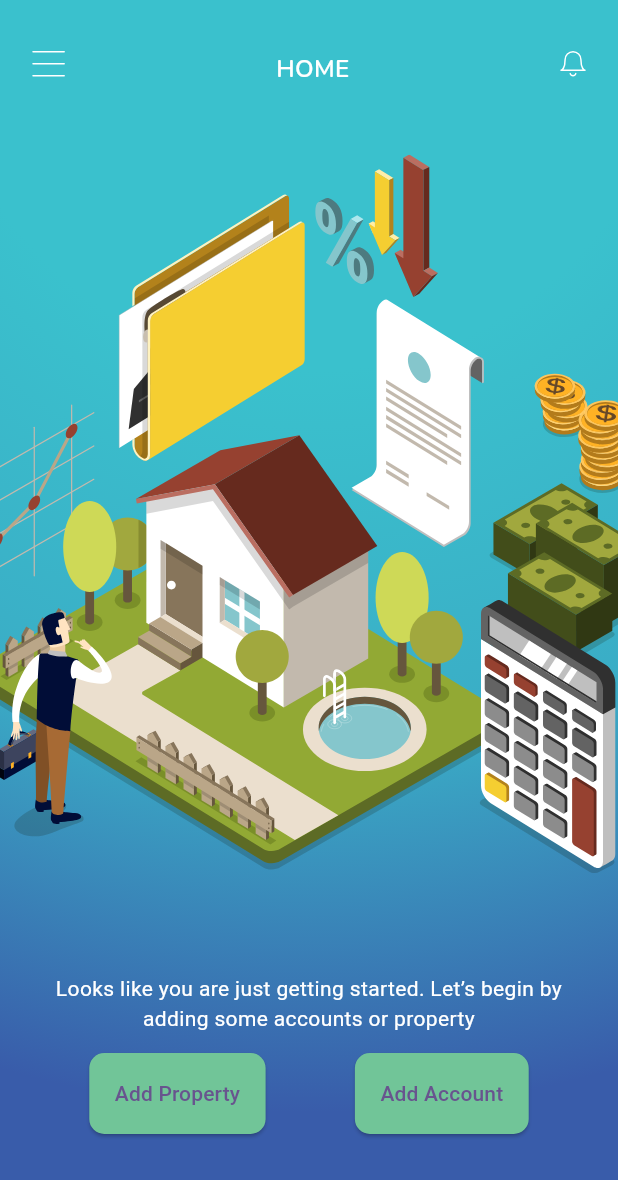
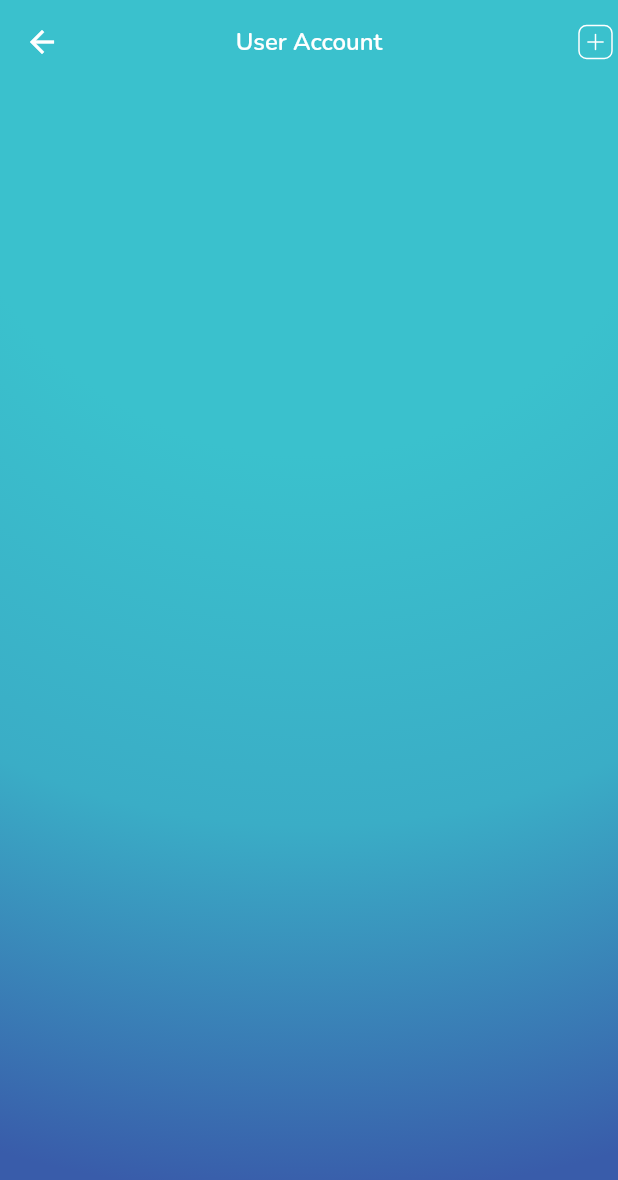
Before and after one commit to fwdAndroid/fyfe, a Flutter app: the HomePage screen opened directly, after a tap on "Add Account", on a phone screen of 412 x 824 dp. Shown: the top 1180 px of the screen. Run offline on Flutter 3.47's test engine with Material 2 defaults, Android fonts, the phone set to English and light mode, and no system bars; our stand-ins replace auto_size_text, cached_network_image, cloud_firestore, firebase_auth, firebase_core, firebase_storage and 7 more; missing offline and left inert: latlng, map; accounts and stored records are empty.

Commit message:
User Account UI

```diff
--- a/lib/screens/home/home_page.dart
+++ b/lib/screens/home/home_page.dart
@@ -2,6 +2,7 @@ import 'package:firebase_auth/firebase_auth.dart';
 import 'package:flutter/material.dart';
 import 'package:flutter_svg/flutter_svg.dart';
 import 'package:fyfe/screens/property/add_property.dart';
+import 'package:fyfe/utils/user_accounts/show_accounts.dart';
 import 'package:fyfe/widgets/custom_appbar.dart';
 import 'package:fyfe/widgets/custom_drawer.dart';
 import 'package:fyfe/widgets/palette.dart';
@@ -129,7 +130,11 @@ class _HomePageState extends State<HomePage> {
                                     ),
                                     ElevatedButton(
                                       onPressed: () {
-                                        // controller.goToAddAccount();
+                                        Navigator.push(
+                                            context,
+                                            MaterialPageRoute(
+                                                builder: (builder) =>
+                                                    ShowAccounts()));
                                       },
                                       child: Text("Add Account"),
                                       style: ElevatedButton.styleFrom(
--- /dev/null
+++ b/lib/utils/user_accounts/show_accounts.dart
@@ -0,0 +1,66 @@
+import 'package:flutter/material.dart';
+import 'package:flutter_svg/flutter_svg.dart';
+import 'package:fyfe/utils/user_accounts/add_account.dart';
+
+class ShowAccounts extends StatefulWidget {
+  const ShowAccounts({super.key});
+
+  @override
+  State<ShowAccounts> createState() => _ShowAccountsState();
+}
+
+class _ShowAccountsState extends State<ShowAccounts> {
+  @override
+  Widget build(BuildContext context) {
+    return Scaffold(
+      appBar: AppBar(
+        iconTheme: IconThemeData(color: Colors.white),
+        centerTitle: true,
+        backgroundColor: const Color(
+          0xff3AC1CD,
+        ),
+        elevation: 0,
+        title: const Text(
+          "User Account",
+          style: const TextStyle(
+              color: Colors.white,
+              fontFamily: "Nunito",
+              fontSize: 16,
+              fontWeight: FontWeight.w600),
+        ),
+        actions: [
+          InkWell(
+            onTap: () {
+              Navigator.push(context,
+                  MaterialPageRoute(builder: (builder) => AddAccount()));
+            },
+            child: Padding(
+              padding: const EdgeInsets.symmetric(horizontal: 3),
+              child: SvgPicture.asset(
+                "assets/addProperty.svg",
+              ),
+            ),
+          ),
+        ],
+      ),
+      body: Container(
+        decoration: const BoxDecoration(
+          gradient: RadialGradient(colors: [
+            Color(
+              0xff3AC1CD,
+            ),
+            Color(
+              0xff3AC1CD,
+            ),
+            Color(
+              0xff3AADC6,
+            ),
+            Color(
+              0xff395CAA,
+            )
+          ], radius: 1.8, center: Alignment.topCenter),
+        ),
+      ),
+    );
+  }
+}
```
Also changed, not shown: lib/utils/dropdownutils.dart (+10 -0 lines), lib/utils/user_accounts/add_account.dart (added, +165 -0 lines), lib/models/user_account_model.dart (added).
